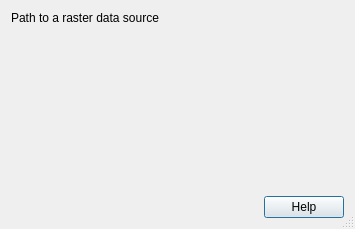
This is src/ui/qgsgdalsourceselectbase.ui in carsmie/QGIS as Qt 5 draws it before an edit. The edited form follows.
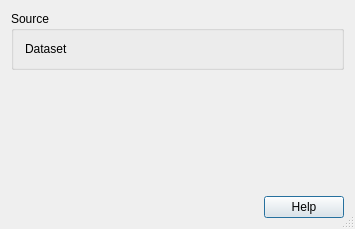
This is the edited form. Icons and pictures are not drawn. Custom widgets are drawn as their Qt base class.

Commit message: harmonize open raster and open vector UIs

What changed in the file:
```diff
--- a/src/ui/qgsgdalsourceselectbase.ui
+++ b/src/ui/qgsgdalsourceselectbase.ui
@@ -24,17 +24,32 @@
    <bool>true</bool>
   </property>
   <layout class="QGridLayout" name="gridLayout_2">
-   <item row="3" column="0">
-    <widget class="QDialogButtonBox" name="buttonBox">
-     <property name="standardButtons">
-      <set>QDialogButtonBox::Help</set>
+   <item row="0" column="0">
+    <widget class="QGroupBox" name="srcGroupBox_1">
+     <property name="sizePolicy">
+      <sizepolicy hsizetype="Preferred" vsizetype="Fixed">
+       <horstretch>0</horstretch>
+       <verstretch>0</verstretch>
+      </sizepolicy>
      </property>
+     <property name="title">
+      <string>Source</string>
+     </property>
+     <layout class="QHBoxLayout" name="horizontalLayout">
+      <item>
+       <widget class="QLabel" name="label">
+        <property name="text">
+         <string>Dataset</string>
+        </property>
+       </widget>
+      </item>
+      <item>
+       <widget class="QgsFileWidget" name="mQgsFileWidget"/>
+      </item>
+     </layout>
     </widget>
    </item>
    <item row="1" column="0">
-    <widget class="QgsFileWidget" name="mQgsFileWidget"/>
-   </item>
-   <item row="2" column="0">
     <spacer name="verticalSpacer">
      <property name="orientation">
       <enum>Qt::Vertical</enum>
@@ -47,10 +62,10 @@
      </property>
     </spacer>
    </item>
-   <item row="0" column="0">
-    <widget class="QLabel" name="label">
-     <property name="text">
-      <string>Path to a raster data source</string>
+   <item row="2" column="0">
+    <widget class="QDialogButtonBox" name="buttonBox">
+     <property name="standardButtons">
+      <set>QDialogButtonBox::Help</set>
      </property>
     </widget>
    </item>
```
Left out of the diff: 2 changed lines with no effect on the pictures. The commit also changes 1 other file.
